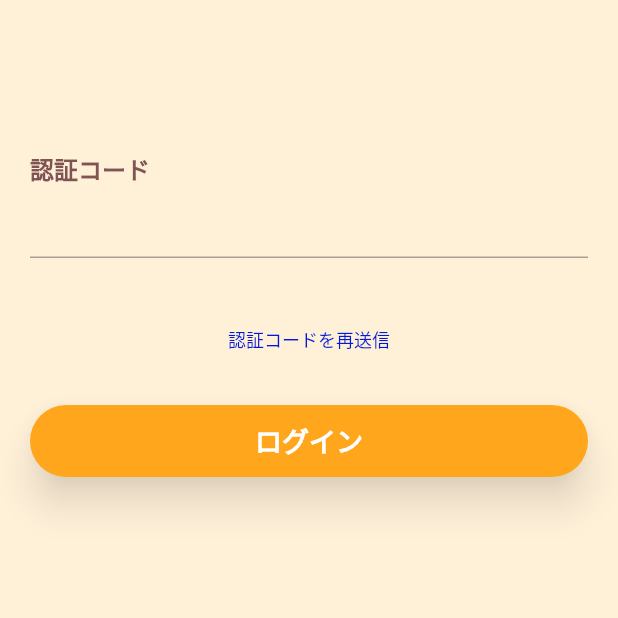
After one commit to CIRF-APP/cirf_subscribe_app, a Flutter app: the VerificationPage screen opened directly, after a tap on "認証コードを再送信", on a phone screen of 412 x 824 dp, the top half of it. The commit adds this screen. Run offline on Flutter 3.47's test engine with Material 2 defaults, Android fonts, the phone set to English and light mode, and no system bars; our stand-ins replace dotted_line, hive_flutter, just_audio, rxdart; missing offline and left inert: amplify_auth_cognito, amplify_flutter, auto_size_text_pk; accounts and stored records are empty; statements that could not run were skipped.

Commit message:
認証コード入力

```diff
--- /dev/null
+++ b/lib/Bloc/verification_bloc.dart
@@ -0,0 +1,44 @@
+import 'package:cirf_subscription_app/Common/enum_set.dart';
+import 'package:cirf_subscription_app/Model/auth_model.dart';
+import 'package:cirf_subscription_app/Service/auth_service.dart';
+import 'package:rxdart/rxdart.dart';
+
+// ログイン処理用Bloc
+class VerificationBloc {
+  VerificationBloc() {
+    sinkVerificationData();
+  }
+
+  // 入力
+  final BehaviorSubject<String> verificationController = BehaviorSubject<String>();
+
+  Sink<String> get checkVerification => verificationController.sink;
+
+  // 出力
+  final BehaviorSubject<String> pageController = BehaviorSubject<String>();
+
+  Stream<String> get confirmAction => pageController.stream;
+
+  // 認証コードの結果を返す処理
+  Future<VerificationFlowStatus?> fetchConfirmResult(String? userName, String? verificationCode) async {
+    final AuthService service = AuthService();
+    if (userName == null || verificationCode == null) {
+      return null;
+    } else {
+      return service.confirmAccount(userName, verificationCode);
+    }
+  }
+
+  // 入力項目を渡す処理
+  void sinkVerificationData() {
+    verificationController.listen((String value) {
+      pageController.sink.add(value);
+    });
+  }
+
+  // Controllerを閉じる処理
+  void dispose() {
+    verificationController.close();
+    pageController.close();
+  }
+}
--- a/lib/Common/enum_set.dart
+++ b/lib/Common/enum_set.dart
@@ -22,3 +22,5 @@ error：パスワード変更処理でのエラー(sessionなども含む)
 enum ChangePassFlowStatus { success, fail, reg_error, input_error, error }
 
 enum SignUpFlowStatus {success, fail}
+
+enum VerificationFlowStatus {success, fail}
--- a/lib/Service/auth_service.dart
+++ b/lib/Service/auth_service.dart
@@ -116,7 +116,7 @@ class AuthService {
   Future<SignUpFlowStatus> createAccount(SignUpCredentials model) async {
     try {
       if (model.password == model.confirmPass) {
-        final SignUpResult signUpResult = await Amplify.Auth.signUp(
+        await Amplify.Auth.signUp(
           username: model.username,
           password: model.password,
           options: CognitoSignUpOptions(
@@ -125,15 +125,28 @@ class AuthService {
             },
           ),
         );
-        print(signUpResult.isSignUpComplete);
-        print(signUpResult.toString());
+
         return SignUpFlowStatus.success;
       } else {
         return SignUpFlowStatus.fail;
       }
     } on AmplifyException catch (authError) {
-      print(authError.message);
+      print('createAccount ${authError.message}');
       return SignUpFlowStatus.fail;
+    }
+  }
+
+  Future<VerificationFlowStatus> confirmAccount(String userName, String confirmCode) async {
+    try {
+      await Amplify.Auth.confirmSignUp(
+        username: userName,
+        confirmationCode: confirmCode,
+      );
+
+      return VerificationFlowStatus.success;
+    } on AmplifyException catch (authError) {
+      print('confirmAccount ${authError.message}');
+      return VerificationFlowStatus.fail;
     }
   }
 
--- /dev/null
+++ b/lib/View/Page/confirm_verification_page.dart
@@ -0,0 +1,146 @@
+import 'package:cirf_subscription_app/Bloc/login_bloc.dart';
+import 'package:cirf_subscription_app/Bloc/sign_up_bloc.dart';
+import 'package:cirf_subscription_app/Bloc/verification_bloc.dart';
+import 'package:cirf_subscription_app/Common/enum_set.dart';
+import 'package:cirf_subscription_app/Common/hex_color.dart';
+import 'package:cirf_subscription_app/Model/auth_model.dart';
+import 'package:cirf_subscription_app/View/Atom/fixed_text.dart';
+import 'package:cirf_subscription_app/View/Molecule/input_form.dart';
+import 'package:cirf_subscription_app/View/Molecule/ios_style_dialog.dart';
+import 'package:cirf_subscription_app/View/Molecule/progress_button.dart';
+import 'package:flutter/material.dart';
+import 'package:provider/provider.dart';
+
+// ログイン画面
+// TextField使用のためStatefulで記載(処理自体はBlocパターンで管理)
+// 入力した文字を入力フォームに保持するため
+class VerificationPage extends StatefulWidget {
+  const VerificationPage({Key? key}) : super(key: key);
+
+  @override
+  State createState() {
+    return _VerificationPageState();
+  }
+}
+
+class _VerificationPageState extends State<VerificationPage> {
+  final TextEditingController verificationController = TextEditingController();
+  String credentials = '';
+
+  // build制御のための変数
+  // TODO(you): リファクタリング(より良い方法を検討)
+  bool status = false;
+
+  @override
+  Widget build(BuildContext context) {
+    final SignUpBloc signUpBloc = Provider.of<SignUpBloc>(context);
+    final VerificationBloc verificationBloc = Provider.of<VerificationBloc>(context);
+    final double displayWidth = MediaQuery.of(context).size.width;
+    final double displayHeight = MediaQuery.of(context).size.height;
+
+    return Scaffold(
+      resizeToAvoidBottomInset: false,
+      body: GestureDetector(
+        onTap: () => FocusScope.of(context).unfocus(),
+        child: Container(
+          color: HexColor('#FFF0D8'),
+          height: displayHeight,
+          child: Container(
+            margin: const EdgeInsets.only(left: 20, right: 20, bottom: 20),
+            child: SafeArea(
+              child: SingleChildScrollView(
+                child: Padding(
+                  padding: EdgeInsets.only(bottom: MediaQuery.of(context).viewInsets.bottom),
+                  child: Column(
+                    crossAxisAlignment: CrossAxisAlignment.start,
+                    children: <Widget>[
+                      const SizedBox(
+                        height: 100,
+                      ),
+                      // TODO(you): Android入力フォーム使用時のログ確認
+                      InputForm(
+                        title: '認証コード',
+                        inputFormController: verificationController,
+                        titleColor: HexColor('#815454'),
+                        borderColor: HexColor('#8154544D'),
+                        focusColor: HexColor('#FEA628'),
+                      ),
+                      const SizedBox(
+                        height: 30,
+                      ),
+                      Center(
+                        child: TextButton(
+                          onPressed: () {
+                            //Navigator.of(context).pushNamed('/sign_up');
+                          },
+                          child: FixedText(
+                            size: 12,
+                            text: '認証コードを再送信',
+                            color: HexColor('#0019DB'),
+                          ),
+                        ),
+                      ),
+                      const SizedBox(
+                        height: 20,
+                      ),
+                      StreamBuilder<SignUpCredentials>(
+                        stream: signUpBloc.signUpData,
+                        builder: (BuildContext context, AsyncSnapshot<SignUpCredentials> userData) {
+                          return StreamBuilder<String>(
+                            stream: verificationBloc.confirmAction,
+                            builder: (BuildContext context, AsyncSnapshot<String> verificationCode) {
+                              return FutureBuilder<VerificationFlowStatus?>(
+                                future: verificationBloc.fetchConfirmResult(userData.data?.username, verificationCode.data),
+                                builder: (BuildContext context, AsyncSnapshot<VerificationFlowStatus?> verificationResult) {
+                                  if (verificationResult.connectionState == ConnectionState.done) {
+                                    // Widgetの描画が完了かつstatusがtrueの時のみ遷移先判別
+                                    WidgetsBinding.instance!.addPostFrameCallback((_) {
+                                      if (status == true) {
+                                        switch (verificationResult.data) {
+                                          case VerificationFlowStatus.success:
+                                            Navigator.of(context).pushNamed('/top');
+                                            break;
+                                          case VerificationFlowStatus.fail:
+                                            print('失敗してしもたわ');
+                                            break;
+                                        }
+                                      }
+                                    });
+                                    return ProgressButton(
+                                      text: 'ログイン',
+                                      textSize: 18,
+                                      height: 48,
+                                      width: displayWidth - 40,
+                                      btnColor: HexColor('#FFA61C'),
+                                      textColor: HexColor('#FFFFFF'),
+                                      onPressed: () async {
+                                        // 遷移先判別を行うために"true"へ変更
+                                        status = true;
+                                        FocusScope.of(context).unfocus();
+                                        // 認証コード入力項目
+                                        final String verification = verificationController.text.trim();
+                                        verificationBloc.checkVerification.add(verification);
+                                      },
+                                    );
+                                  } else {
+                                    return const Center(
+                                      child: CircularProgressIndicator(),
+                                    );
+                                  }
+                                },
+                              );
+                            },
+                          );
+                        },
+                      ),
+                    ],
+                  ),
+                ),
+              ),
+            ),
+          ),
+        ),
+      ),
+    );
+  }
+}
--- a/lib/View/Page/sign_up_page.dart
+++ b/lib/View/Page/sign_up_page.dart
@@ -114,6 +114,15 @@ class _SignUpState extends State<SignUpPage> {
                                 // Widgetの描画が完了かつstatusがtrueの時のみ遷移先判別
                                 WidgetsBinding.instance!.addPostFrameCallback((_) {
                                   print('WidgetBinding ${loginResult.data}');
+                                  switch(loginResult.data){
+                                    case SignUpFlowStatus.success:
+                                      Navigator.of(context).pushNamed('/verification');
+                                      break;
+
+                                    case SignUpFlowStatus.fail:
+                                      print('失敗島');
+                                      break;
+                                  }
                                 });
                                 return ProgressButton(
                                   text: '登録',
--- a/lib/main.dart
+++ b/lib/main.dart
@@ -76,6 +76,8 @@ class CirfApp extends StatelessWidget {
           '/search_res': (BuildContext context) => const SearchResultPage(),
           // 画面名「/sign_up」サインアップページ
           '/sign_up': (BuildContext context) => const SignUpPage(),
+          // 画面名「/verification」サインアップページ
+          '/verification': (BuildContext context) => const SignUpPage(),
         },
         // Blocパターン用
         home: const FirstPage(),
```
